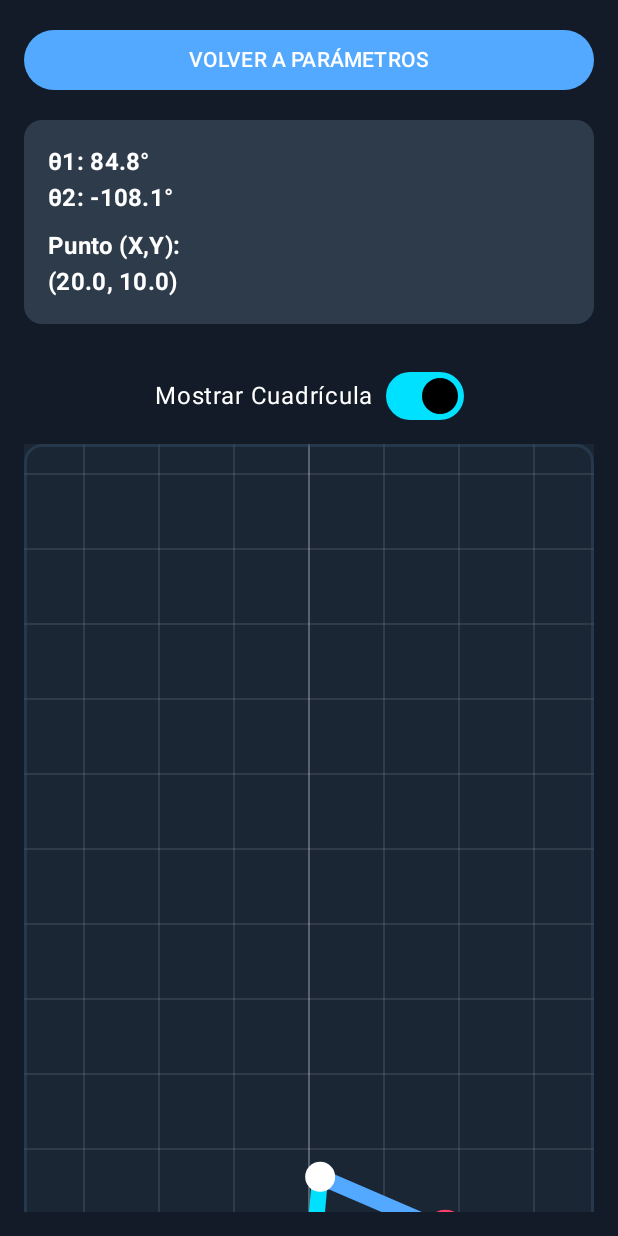
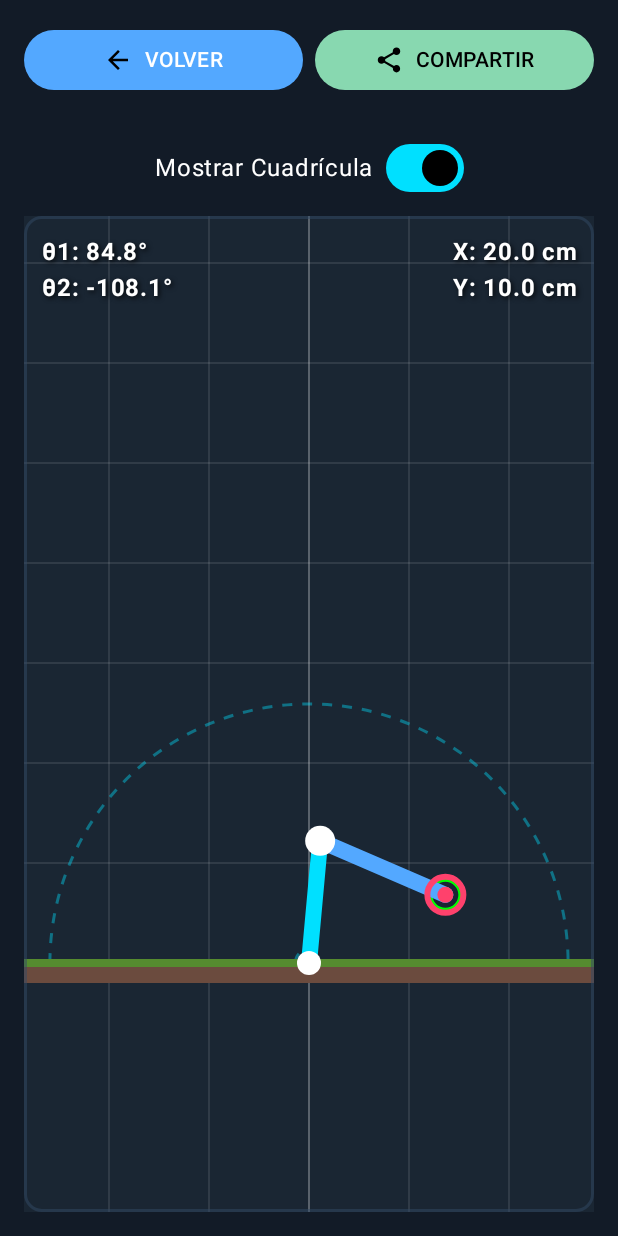
Before and after one commit to eduardo060203/KinematicsSolver, an Android app built with Jetpack Compose: the SimulationScreen screen opened through its navigation route, on a phone screen of 412 x 824 dp. Run offline under Robolectric (Android 15) with nearby library versions, the phone set to English and light mode, and no system bars.

Commit message:
Se realizaron modificaciones en el código de MainActivity.kt

```diff
--- a/app/src/main/java/com/example/kinematicssolver/MainActivity.kt
+++ b/app/src/main/java/com/example/kinematicssolver/MainActivity.kt
@@ -1,9 +1,16 @@
 package com.example.kinematicssolver
 
-// ---- IMPORTACIONES COMPLETAS ----
+// (Todas las importaciones siguen igual)
+import android.content.Context
+import android.content.Intent
+import android.graphics.Bitmap
+import android.graphics.Canvas as AndroidCanvas
+import android.net.Uri
 import android.os.Bundle
 import androidx.activity.ComponentActivity
 import androidx.activity.compose.setContent
+import androidx.activity.compose.rememberLauncherForActivityResult
+import androidx.activity.result.contract.ActivityResultContracts
 import androidx.compose.foundation.Canvas
 import androidx.compose.foundation.background
 import androidx.compose.foundation.border
@@ -14,40 +21,54 @@ import androidx.compose.foundation.text.KeyboardOptions
 import androidx.compose.foundation.verticalScroll
 import androidx.compose.material.icons.Icons
 import androidx.compose.material.icons.filled.ArrowBack
+import androidx.compose.material.icons.filled.Share
 import androidx.compose.material3.*
 import androidx.compose.runtime.*
 import androidx.compose.ui.Alignment
 import androidx.compose.ui.Modifier
 import androidx.compose.ui.geometry.Offset
+import androidx.compose.ui.geometry.Size
 import androidx.compose.ui.graphics.Color
 import androidx.compose.ui.graphics.Path
+import androidx.compose.ui.graphics.PathEffect
+import androidx.compose.ui.graphics.Shadow
 import androidx.compose.ui.graphics.StrokeCap
 import androidx.compose.ui.graphics.drawscope.Stroke
 import androidx.compose.ui.graphics.drawscope.clipPath
+import androidx.compose.ui.platform.LocalContext
+import androidx.compose.ui.platform.LocalView
 import androidx.compose.ui.text.font.FontWeight
 import androidx.compose.ui.text.input.KeyboardType
+import androidx.compose.ui.text.style.TextAlign
 import androidx.compose.ui.tooling.preview.Preview
 import androidx.compose.ui.unit.dp
 import androidx.compose.ui.unit.sp
+import androidx.core.content.FileProvider
 import androidx.lifecycle.viewmodel.compose.viewModel
 import androidx.navigation.NavController
 import androidx.navigation.compose.NavHost
 import androidx.navigation.compose.composable
 import androidx.navigation.compose.rememberNavController
 import com.example.kinematicssolver.ui.theme.KinematicsSolverTheme
+import kotlinx.coroutines.Dispatchers
+import kotlinx.coroutines.launch
+import kotlinx.coroutines.withContext
+import java.io.File
+import java.io.FileOutputStream
+import kotlin.math.abs
 import kotlin.math.cos
 import kotlin.math.min
 import kotlin.math.sin
-// ---- FIN DE IMPORTACIONES ----
 
 
-// Definimos las rutas de nuestras pantallas
+// (Sealed class Screen sigue igual)
 sealed class Screen(val route: String) {
     object Solver : Screen("solver_screen")
     object Simulation : Screen("simulation_screen")
 }
 
 class MainActivity : ComponentActivity() {
+    // (onCreate sigue igual)
     override fun onCreate(savedInstanceState: Bundle?) {
         super.onCreate(savedInstanceState)
         setContent {
@@ -59,7 +80,6 @@ class MainActivity : ComponentActivity() {
                     val navController = rememberNavController()
                     val vm: KinematicsViewModel = viewModel()
 
-                    // Recolectar eventos de navegación del ViewModel
                     LaunchedEffect(Unit) {
                         vm.navigateToSimulation.collect {
                             navController.navigate(Screen.Simulation.route)
@@ -82,6 +102,7 @@ class MainActivity : ComponentActivity() {
 
 @Composable
 fun SolverScreen(vm: KinematicsViewModel, navController: NavController) {
+    // (Esta pantalla no tiene cambios)
     Column(
         modifier = Modifier
             .fillMaxSize()
@@ -89,8 +110,6 @@ fun SolverScreen(vm: KinematicsViewModel, navController: NavController) {
             .padding(16.dp),
         horizontalAlignment = Alignment.CenterHorizontally
     ) {
-
-        // Tarjeta de Parámetros
         Card(
             modifier = Modifier.fillMaxWidth().padding(bottom = 16.dp),
             shape = RoundedCornerShape(12.dp),
@@ -119,8 +138,6 @@ fun SolverScreen(vm: KinematicsViewModel, navController: NavController) {
                 )
             }
         }
-
-        // Tarjeta de Objetivo (X,Y)
         Card(
             modifier = Modifier.fillMaxWidth().padding(bottom = 24.dp),
             shape = RoundedCornerShape(12.dp),
@@ -149,8 +166,6 @@ fun SolverScreen(vm: KinematicsViewModel, navController: NavController) {
                 )
             }
         }
-
-        // Botones Codo Abajo/Arriba
         Row(
             modifier = Modifier
                 .fillMaxWidth()
@@ -182,8 +197,6 @@ fun SolverScreen(vm: KinematicsViewModel, navController: NavController) {
                 )
             ) { Text("Codo Arriba") }
         }
-
-        // Botones Calcular/Simulación
         Button(
             onClick = { vm.calculate() },
             modifier = Modifier
@@ -203,8 +216,6 @@ fun SolverScreen(vm: KinematicsViewModel, navController: NavController) {
             shape = RoundedCornerShape(8.dp),
             colors = ButtonDefaults.buttonColors(containerColor = MaterialTheme.colorScheme.secondary)
         ) { Text("VER SIMULACIÓN", color = MaterialTheme.colorScheme.onSecondary, fontSize = 18.sp, fontWeight = FontWeight.Bold) }
-
-        // Mensaje de Error
         vm.errorMessage?.let {
             Text(
                 it,
@@ -212,16 +223,14 @@ fun SolverScreen(vm: KinematicsViewModel, navController: NavController) {
                 modifier = Modifier.padding(top = 16.dp)
             )
         }
-
-        // Mostrar Solución
         val currentSolution = if (vm.isElbowUpSelected) vm.solutionElbowUpText else vm.solutionElbowDownText
         if (currentSolution != null) {
             Column(
                 modifier = Modifier
                     .fillMaxWidth()
-                    .padding(top = 25.dp)
+                    .padding(top = 24.dp)
                     .background(Color.Black.copy(alpha = 0.3f), RoundedCornerShape(8.dp))
-                    .padding(18.dp),
+                    .padding(16.dp),
                 horizontalAlignment = Alignment.CenterHorizontally
             ) {
                 Text(
@@ -244,82 +253,94 @@ fun SolverScreen(vm: KinematicsViewModel, navController: NavController) {
 
 @Composable
 fun SimulationScreen(vm: KinematicsViewModel, navController: NavController) {
+
+    // (Variables para compartir siguen igual)
+    val context = LocalContext.current
+    val view = LocalView.current
+    val coroutineScope = rememberCoroutineScope()
+    val shareLauncher = rememberLauncherForActivityResult(
+        contract = ActivityResultContracts.StartActivityForResult()
+    ) { }
+
+
     Column(
         modifier = Modifier
             .fillMaxSize()
-            .padding(16.dp)
-            .verticalScroll(rememberScrollState()),
+            .padding(16.dp),
         horizontalAlignment = Alignment.CenterHorizontally,
     ) {
-        // Botón Volver
+
+        // (Botones Volver y Compartir siguen igual)
+        Row(
+            modifier = Modifier.fillMaxWidth(),
+            horizontalArrangement = Arrangement.spacedBy(8.dp)
+        ) {
             Button(
                 onClick = { navController.popBackStack() },
-            modifier = Modifier
-                .fillMaxWidth()
-                .padding(bottom = 16.dp),
+                modifier = Modifier.weight(1f),
                 colors = ButtonDefaults.buttonColors(containerColor = MaterialTheme.colorScheme.secondary)
             ) {
-            Text("VOLVER A PARÁMETROS", color = MaterialTheme.colorScheme.onSecondary)
+                Icon(Icons.Filled.ArrowBack, contentDescription = "Volver", modifier = Modifier.size(20.dp))
+                Spacer(Modifier.width(8.dp))
+                Text("VOLVER", color = MaterialTheme.colorScheme.onSecondary)
+            }
+            Button(
+                onClick = {
+                    coroutineScope.launch {
+                        // 1. Preparar el Texto
+                        val solutionType = if (vm.isElbowUpSelected) "Codo Arriba" else "Codo Abajo"
+                        val currentSolution = if (vm.isElbowUpSelected) vm.solutionElbowUpText else vm.solutionElbowDownText
+                        val shareText = "Simulación de Cinemática Inversa:\n\n" +
+                                "Parámetros:\n" +
+                                "  L1: ${vm.l1InputCm} cm\n" +
+                                "  L2: ${vm.l2InputCm} cm\n" +
+                                "Objetivo:\n" +
+                                "  X: ${vm.xInputCm} cm\n" +
+                                "  Y: ${vm.yInputCm} cm\n\n" +
+                                "Solución ($solutionType):\n" +
+                                "  θ1: ${String.format("%.2f°", currentSolution?.theta1Deg ?: 0.0)}\n" +
+                                "  θ2: ${String.format("%.2f°", currentSolution?.theta2Deg ?: 0.0)}"
+
+                        // 2. Capturar la imagen
+                        // AHORA ESTA FUNCIÓN ES SEGURA
+                        val file = captureViewAsBitmap(view, context)
+                        if (file == null) {
+                            withContext(Dispatchers.Main) {
+                                android.widget.Toast.makeText(context, "Error al capturar imagen", android.widget.Toast.LENGTH_SHORT).show()
+                            }
+                            return@launch
                         }
 
-        // Tarjeta de Info
-        val currentSolutionText = if (vm.isElbowUpSelected) vm.solutionElbowUpText else vm.solutionElbowDownText
-        currentSolutionText?.let {
-            Card(
-                modifier = Modifier
-                    .fillMaxWidth()
-                    .padding(bottom = 16.dp),
-                shape = RoundedCornerShape(12.dp),
-                colors = CardDefaults.cardColors(containerColor = MaterialTheme.colorScheme.surfaceVariant)
+                        // 3. Obtener la URI segura
+                        val uri = FileProvider.getUriForFile(
+                            context,
+                            "${context.packageName}.fileprovider",
+                            file
+                        )
+
+                        // 4. Crear y lanzar el Intent de Compartir
+                        val shareIntent = Intent(Intent.ACTION_SEND).apply {
+                            type = "image/png"
+                            putExtra(Intent.EXTRA_STREAM, uri)
+                            putExtra(Intent.EXTRA_TEXT, shareText)
+                            addFlags(Intent.FLAG_GRANT_READ_URI_PERMISSION)
+                        }
+                        shareLauncher.launch(Intent.createChooser(shareIntent, "Compartir Simulación..."))
+                    }
+                },
+                modifier = Modifier.weight(1f),
+                enabled = vm.hasValidSolution,
+                colors = ButtonDefaults.buttonColors(containerColor = MaterialTheme.colorScheme.tertiary)
             ) {
-                Column(Modifier.padding(16.dp)) {
-                    Text(
-                        text = String.format("θ1: %.1f°", it.theta1Deg),
-                        style = MaterialTheme.typography.titleMedium.copy(
-                            fontWeight = FontWeight.Bold,
-                            color = MaterialTheme.colorScheme.onSurface
-                        )
-                    )
-                    Text(
-                        text = String.format("θ2: %.1f°", it.theta2Deg),
-                        style = MaterialTheme.typography.titleMedium.copy(
-                            fontWeight = FontWeight.Bold,
-                            color = MaterialTheme.colorScheme.onSurface
-                        )
-                    )
-                    Spacer(Modifier.height(8.dp))
-                    Text(
-                        text = String.format(
-                            "Punto (X,Y):\n(%.1f, %.1f)",
-                            vm.xInputCm.toDoubleOrNull() ?: 0.0,
-                            vm.yInputCm.toDoubleOrNull() ?: 0.0
-                        ),
-                        style = MaterialTheme.typography.titleMedium.copy(
-                            fontWeight = FontWeight.Bold,
-                            color = MaterialTheme.colorScheme.onSurface
-                        )
-                    )
-                }
-            }
-        } ?: run {
-            // Tarjeta de Error si no hay solución
-            Card(
-                modifier = Modifier
-                    .fillMaxWidth()
-                    .padding(bottom = 16.dp),
-                shape = RoundedCornerShape(12.dp),
-                colors = CardDefaults.cardColors(containerColor = MaterialTheme.colorScheme.errorContainer)
-            ) {
-                Text(
-                    "No hay soluciones válidas para mostrar la simulación.",
-                    color = MaterialTheme.colorScheme.onErrorContainer,
-                    style = MaterialTheme.typography.titleMedium,
-                    modifier = Modifier.padding(16.dp)
-                )
+                Icon(Icons.Filled.Share, contentDescription = "Compartir", modifier = Modifier.size(20.dp))
+                Spacer(Modifier.width(8.dp))
+                Text("COMPARTIR")
             }
         }
 
-        // Switch para Cuadrícula
+        Spacer(Modifier.height(16.dp))
+
+        // (Switch de cuadrícula sigue igual)
         Row(
             modifier = Modifier
                 .fillMaxWidth()
@@ -340,20 +361,70 @@ fun SimulationScreen(vm: KinematicsViewModel, navController: NavController) {
             )
         }
 
-        // Canvas
+        // (Box del Canvas y HUD sigue igual)
+        val currentSolutionText = if (vm.isElbowUpSelected) vm.solutionElbowUpText else vm.solutionElbowDownText
+        Box(
+            modifier = Modifier
+                .fillMaxWidth()
+                .weight(1f)
+                .border(2.dp, MaterialTheme.colorScheme.outline.copy(alpha = 0.5f), RoundedCornerShape(12.dp))
+        ) {
             RobotArmCanvas(
+                modifier = Modifier.matchParentSize(),
                 l1 = vm.l1Meters,
                 l2 = vm.l2Meters,
-            xTarget = vm.xMeters,
-            yTarget = vm.yMeters,
+                xTargetM = vm.xMeters,
+                yTargetM = vm.yMeters,
                 solution = vm.selectedSolutionRad,
                 showGrid = vm.showGrid
             )
+            val hudTextStyle = LocalTextStyle.current.copy(
+                shadow = Shadow(color = Color.Black.copy(alpha = 0.8f), offset = Offset(2f, 2f), blurRadius = 4f)
+            )
+            if (vm.hasValidSolution && currentSolutionText != null) {
+                Row(
+                    modifier = Modifier
+                        .fillMaxWidth()
+                        .padding(12.dp)
+                        .align(Alignment.TopCenter),
+                    horizontalArrangement = Arrangement.SpaceBetween
+                ) {
+                    Text(
+                        text = String.format("θ1: %.1f°\nθ2: %.1f°", currentSolutionText.theta1Deg, currentSolutionText.theta2Deg),
+                        color = MaterialTheme.colorScheme.onSurface,
+                        fontSize = 16.sp,
+                        fontWeight = FontWeight.Bold,
+                        style = hudTextStyle
+                    )
+                    Text(
+                        text = String.format("X: %.1f cm\nY: %.1f cm", vm.xInputCm.toDoubleOrNull() ?: 0.0, vm.yInputCm.toDoubleOrNull() ?: 0.0),
+                        color = MaterialTheme.colorScheme.onSurface,
+                        fontSize = 16.sp,
+                        fontWeight = FontWeight.Bold,
+                        textAlign = TextAlign.End,
+                        style = hudTextStyle
+                    )
+                }
+            } else {
+                Text(
+                    text = "Sin Solución Válida",
+                    modifier = Modifier
+                        .align(Alignment.TopCenter)
+                        .padding(top = 12.dp),
+                    color = MaterialTheme.colorScheme.error,
+                    fontSize = 16.sp,
+                    fontWeight = FontWeight.Bold,
+                    style = hudTextStyle
+                )
+            }
+        }
     }
 }
 
+
 @Composable
 fun NumericInputField(
+    // (Esta función no tiene cambios)
     label: String,
     value: String,
     onValueChange: (String) -> Unit,
@@ -390,56 +461,45 @@ fun NumericInputField(
 
 @Composable
 fun RobotArmCanvas(
+    // (Esta función no tiene cambios)
+    modifier: Modifier = Modifier,
     l1: Double,
     l2: Double,
-    xTarget: Double,
-    yTarget: Double,
+    xTargetM: Double,
+    yTargetM: Double,
     solution: KinematicSolution?,
-    showGrid: Boolean // <-- Parámetro nuevo
+    showGrid: Boolean
 ) {
     val theta1 = solution?.theta1 ?: 0.0
     val theta2 = solution?.theta2 ?: 0.0
-
-    // Colores
     val link1Color = MaterialTheme.colorScheme.primary
     val link2Color = MaterialTheme.colorScheme.secondary
     val jointColor = MaterialTheme.colorScheme.onSurface
     val gridColor = MaterialTheme.colorScheme.onSurface.copy(alpha = 0.2f)
     val backgroundColor = Color(0xFF1A2633)
     val effectorColor = MaterialTheme.colorScheme.error
-    val targetColor = Color(0xFF00FF00) // Verde
-    val borderColor = MaterialTheme.colorScheme.outline.copy(alpha = 0.5f)
-    val groundColor = Color(0xFF967969) // Marrón
+    val targetColor = Color(0xFF00FF00)
+    val groundColor = Color(0xFF6B4B3E)
+    val grassColor = Color(0xFF558B2F)
+    val workspaceColor = MaterialTheme.colorScheme.primary.copy(alpha = 0.4f)
+    val dashEffect = PathEffect.dashPathEffect(floatArrayOf(10f, 10f), 0f)
 
     Canvas(
-        modifier = Modifier
-            .fillMaxWidth()
-            .aspectRatio(0.5f) // Más alto
-            .border(2.dp, borderColor, RoundedCornerShape(12.dp))
-            .background(backgroundColor, RoundedCornerShape(12.dp))
+        modifier = modifier.background(backgroundColor, RoundedCornerShape(12.dp))
     ) {
-        // Configuración de Escala y Origen
         val maxReach = (l1 + l2) * 1.1
         if (maxReach <= 0) return@Canvas
-
-        val origin = Offset(size.width / 2, size.height * 0.75f) // Tierra abajo
+        val origin = Offset(size.width / 2, size.height * 0.75f)
         val scale = min(size.width, size.height) / (maxReach * 2).toFloat()
         val groundLineY = origin.y
-
         drawRect(backgroundColor)
-
-        // Dibujo de Cuadrícula (Condicional)
         if (showGrid) {
-            // Usamos un tamaño de paso fijo en píxeles
-            val stepSizePx = 50.dp.toPx()
-
-            // Líneas horizontales
+            val stepSizePx = 100f
             var y = groundLineY
             while (y >= 0) {
                 drawLine(gridColor, start = Offset(0f, y), end = Offset(size.width, y), strokeWidth = 1f)
                 y -= stepSizePx
             }
-            // Líneas verticales
             var x = origin.x
             while (x <= size.width) {
                 drawLine(gridColor, start = Offset(x, 0f), end = Offset(x, size.height), strokeWidth = 1f)
@@ -450,35 +510,44 @@ fun RobotArmCanvas(
                 drawLine(gridColor, start = Offset(x, 0f), end = Offset(x, size.height), strokeWidth = 1f)
                 x -= stepSizePx
             }
-            // Eje Y (más grueso)
             drawLine(gridColor, start = Offset(origin.x, 0f), end = Offset(origin.x, size.height), strokeWidth = 2f)
         }
-
-        // Dibujo de Tierra (Siempre)
-        val groundPath = Path().apply {
-            moveTo(0f, groundLineY)
-            lineTo(size.width, groundLineY)
-            lineTo(size.width, size.height)
-            lineTo(0f, size.height)
-            close()
-        }
-        clipPath(path = groundPath) {
-            drawRect(color = groundColor)
-            val hachureColor = Color.Black.copy(alpha = 0.3f)
-            val hachureSpacing = 40f
-            var hachureX = -size.height
-            while (hachureX < size.width + size.height) {
-                drawLine(
-                    color = hachureColor,
-                    start = Offset(hachureX, groundLineY),
-                    end = Offset(hachureX + size.height, size.height),
-                    strokeWidth = 2f
+        if (l1 > 0 && l2 > 0) {
+            val outerRadius = (l1 + l2).toFloat() * scale
+            val innerRadius = abs(l1 - l2).toFloat() * scale
+            drawArc(
+                color = workspaceColor,
+                startAngle = 180f,
+                sweepAngle = 180f,
+                useCenter = false,
+                topLeft = Offset(origin.x - outerRadius, origin.y - outerRadius),
+                size = Size(outerRadius * 2, outerRadius * 2),
+                style = Stroke(width = 3f, pathEffect = dashEffect)
             )
-                hachureX += hachureSpacing
+            if (innerRadius > 0.01f * scale) {
+                drawArc(
+                    color = workspaceColor,
+                    startAngle = 180f,
+                    sweepAngle = 180f,
+                    useCenter = false,
+                    topLeft = Offset(origin.x - innerRadius, origin.y - innerRadius),
+                    size = Size(innerRadius * 2, innerRadius * 2),
+                    style = Stroke(width = 3f, pathEffect = dashEffect)
+                )
             }
         }
-
-        // Calcular Coordenadas del Brazo
+        val groundThickness = 20f
+        drawRect(
+            color = groundColor,
+            topLeft = Offset(0f, groundLineY),
+            size = Size(size.width, groundThickness)
+        )
+        drawLine(
+            color = grassColor,
+            start = Offset(0f, groundLineY),
+            end = Offset(size.width, groundLineY),
+            strokeWidth = 8f
+        )
         val p0 = origin
         val p1_x = origin.x + (l1 * scale * cos(theta1)).toFloat()
         val p1_y = origin.y - (l1 * scale * sin(theta1)).toFloat()
@@ -486,14 +555,10 @@ fun RobotArmCanvas(
         val p2_x = p1.x + (l2 * scale * cos(theta1 + theta2)).toFloat()
         val p2_y = p1.y - (l2 * scale * sin(theta1 + theta2)).toFloat()
         val p2 = Offset(p2_x, p2_y)
-
-        // Dibujar Objetivo
-        val targetPxX = origin.x + (xTarget * scale).toFloat()
-        val targetPxY = origin.y - (yTarget * scale).toFloat()
+        val targetPxX = origin.x + (xTargetM * scale).toFloat()
+        val targetPxY = origin.y - (yTargetM * scale).toFloat()
         drawCircle(targetColor, radius = 15f, center = Offset(targetPxX, targetPxY), style = Stroke(width = 4f))
         drawCircle(targetColor, radius = 5f, center = Offset(targetPxX, targetPxY))
-
-        // Dibujar Brazo (si la solución es válida)
         if (solution != null) {
             drawLine(
                 color = link1Color,
@@ -509,7 +574,6 @@ fun RobotArmCanvas(
                 strokeWidth = 16f,
                 cap = StrokeCap.Round
             )
-            // Dibujar Articulaciones
             drawCircle(jointColor, radius = 12f, center = p0)
             drawCircle(jointColor, radius = 15f, center = p1)
             drawCircle(effectorColor, radius = 18f, center = p2, style = Stroke(width = 6f))
@@ -517,3 +581,39 @@ fun RobotArmCanvas(
         }
     }
 }
+
+
+// --- INICIO: FUNCIÓN DE CAPTURA CORREGIDA ---
+@Suppress("DEPRECATION") // Necesario para view.draw()
+suspend fun captureViewAsBitmap(view: android.view.View, context: Context): File? {
+
+    // 1. Crear Bitmap y dibujar en el HILO PRINCIPAL
+    val bitmap = withContext(Dispatchers.Main) {
+        try {
+            val b = Bitmap.createBitmap(view.width, view.height, Bitmap.Config.ARGB_8888)
+            val canvas = AndroidCanvas(b)
+            view.draw(canvas)
+            b // Devuelve el bitmap
+        } catch (e: Exception) {
+            e.printStackTrace()
+            null // Devuelve null si falla el dibujo
+        }
+    } ?: return null // Si el bitmap es nulo (falló), salimos
+
+    // 2. Guardar el archivo en el HILO DE IO
+    return withContext(Dispatchers.IO) {
+        try {
+            val imagesFolder = File(context.cacheDir, "shared_images")
+            imagesFolder.mkdirs() // Asegurarse de que la carpeta exista
+            val file = File(imagesFolder, "kinematics_simulation.png")
+
+            FileOutputStream(file).use { out ->
+                bitmap.compress(Bitmap.CompressFormat.PNG, 90, out) // 90% de calidad
+            }
+            file // Devuelve el archivo
+        } catch (e: Exception) {
+            e.printStackTrace()
+            null // Devuelve null si falla el guardado
+        }
+    }
+}
```
Lines whose indentation alone changed are shown as unchanged.
